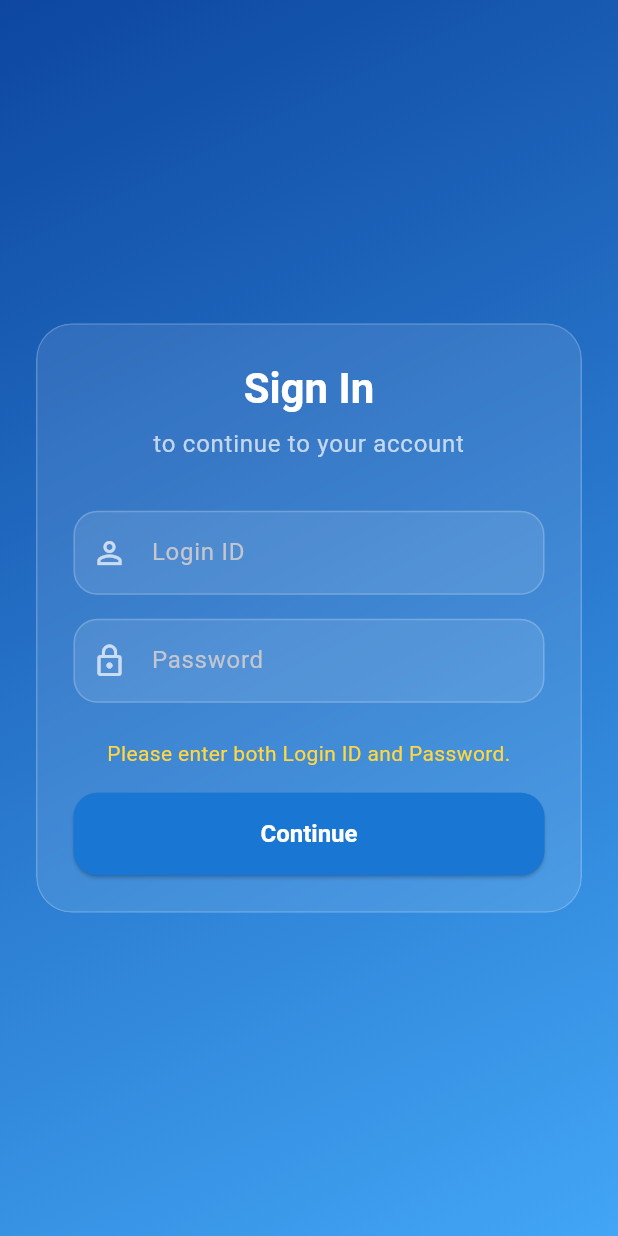
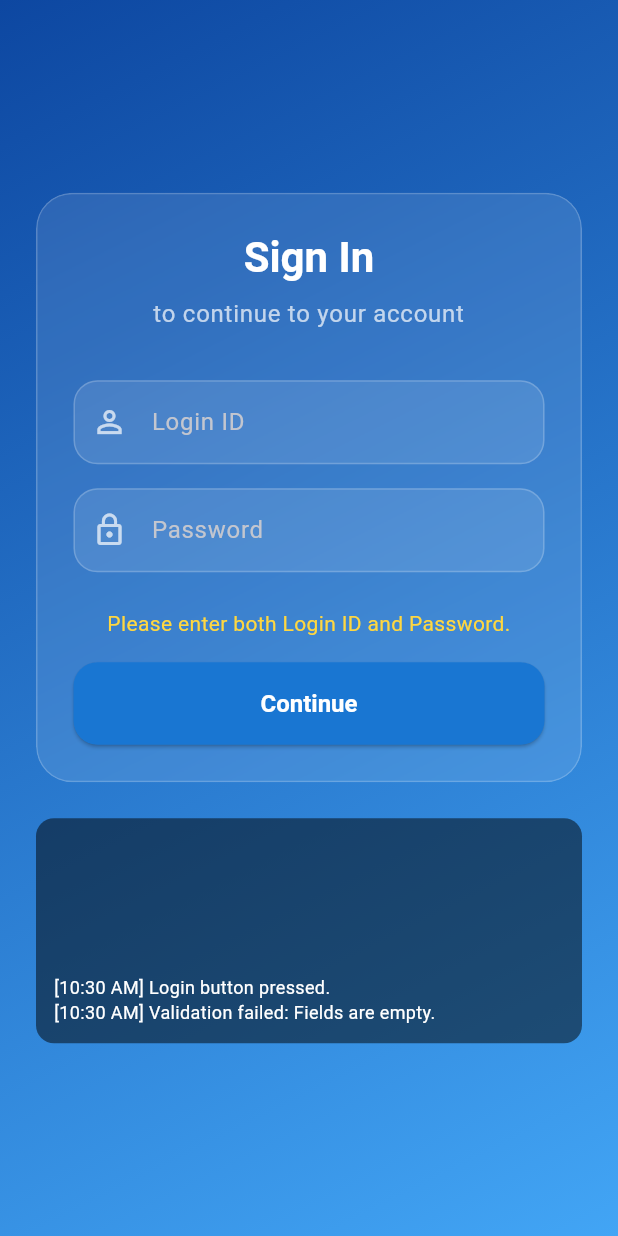
Before and after one commit to habibieebhy/assetarchiverflutter, a Flutter app: the screen it shows after launch, after a tap on "Continue", on a phone screen of 412 x 824 dp. Run offline on Flutter 3.47's test engine with Material 3 defaults, Android fonts, the phone set to English and light mode, and no system bars; drawn by our look-alikes of flutter_animate; our stand-ins replace google_fonts.

```diff
--- a/lib/models/employee_model.dart
+++ b/lib/models/employee_model.dart
@@ -1,20 +1,13 @@
 import 'dart:convert';
 
-/// A function to decode a JSON string into an Employee object.
 Employee employeeFromJson(String str) => Employee.fromJson(json.decode(str));
-
-/// A function to encode an Employee object into a JSON string.
 String employeeToJson(Employee data) => json.encode(data.toJson());
 
-/// Represents the user/employee data structure received from the API.
-/// This model is designed to hold the user information after a successful login.
 class Employee {
-  final int id;
-  // These fields are based on standard user objects.
-  // Add or remove fields to match your actual API response for the 'user' object.
-  final String? name;
+  final String id;
+  final String? name; // This will now be populated with the salesmanLoginId
   final String? email;
-  final String? loginId;
+  final String? loginId; // This will also be the salesmanLoginId
 
   Employee({
     required this.id,
@@ -24,16 +17,21 @@ class Employee {
   });
 
   /// A factory constructor to create an Employee instance from a JSON map.
-  /// This is used to parse the server's response.
-  factory Employee.fromJson(Map<String, dynamic> json) => Employee(
-        id: json["id"],
-        name: json["name"],
-        email: json["email"],
-        loginId: json["loginId"],
-      );
+  /// This now matches the structure of your server's login response.
+  factory Employee.fromJson(Map<String, dynamic> json) {
+    // The server sends 'salesmanLoginId', so we use that.
+    final serverLoginId = json["salesmanLoginId"] as String?;
 
-  /// Converts the Employee instance into a JSON map.
-  /// This is useful for storing the user data in local storage (e.g., shared_preferences).
+    return Employee(
+      id: json["id"]?.toString() ?? '',
+      // Use the server's login ID as the display name, since firstName is not available.
+      name: serverLoginId,
+      email: json["email"] as String?,
+      // Map the server's ID to our model's loginId field.
+      loginId: serverLoginId,
+    );
+  }
+
   Map<String, dynamic> toJson() => {
         "id": id,
         "name": name,
--- a/lib/screens/auth/login_screen.dart
+++ b/lib/screens/auth/login_screen.dart
@@ -3,8 +3,8 @@ import 'package:assetarchiverflutter/models/employee_model.dart';
 import 'package:assetarchiverflutter/api/auth_service.dart';
 import 'package:flutter/material.dart';
 import 'package:flutter_animate/flutter_animate.dart';
+import 'dart:developer' as dev;
 
-// STEP 1: Convert to a StatefulWidget to manage state.
 class LoginScreen extends StatefulWidget {
   const LoginScreen({super.key});
 
@@ -13,28 +13,42 @@ class LoginScreen extends StatefulWidget {
 }
 
 class _LoginScreenState extends State<LoginScreen> {
-  // STEP 2: Create TextEditingControllers to get input from the text fields.
   final _loginIdController = TextEditingController();
   final _passwordController = TextEditingController();
 
-  // STEP 3: Add state variables for loading and error messages.
   bool _isLoading = false;
   String? _errorMessage;
 
+  // --- NEW: On-screen logger ---
+  final List<String> _debugLogs = [];
+
+  // Helper to log messages to the screen and the debug console simultaneously
+  void _log(String message) {
+    // Also log to the actual debug console just in case
+    dev.log(message, name: 'LoginScreen');
+    // Add to our on-screen list and refresh the UI
+    setState(() {
+      _debugLogs.insert(0, '[${TimeOfDay.now().format(context)}] $message');
+    });
+  }
+  // --- END NEW ---
+
   @override
   void dispose() {
-    // Dispose controllers to prevent memory leaks.
     _loginIdController.dispose();
     _passwordController.dispose();
     super.dispose();
   }
 
-  // STEP 4: Create the function to handle the login logic.
   Future<void> _handleLogin() async {
-    // Hide the keyboard
+    _log('Login button pressed.');
     FocusScope.of(context).unfocus();
 
-    if (_loginIdController.text.isEmpty || _passwordController.text.isEmpty) {
+    final loginId = _loginIdController.text.trim();
+    final password = _passwordController.text;
+
+    if (loginId.isEmpty || password.isEmpty) {
+      _log('Validation failed: Fields are empty.');
       setState(() {
         _errorMessage = 'Please enter both Login ID and Password.';
       });
@@ -47,29 +61,26 @@ class _LoginScreenState extends State<LoginScreen> {
     });
 
     try {
-      // Call the AuthService to perform the login.
-      // FIXED: Added the explicit type `Employee` to make the import necessary.
-      final Employee employee = await AuthService().login(
-        _loginIdController.text,
-        _passwordController.text,
-      );
+      _log('Calling AuthService.login...');
+      final Employee employee = await AuthService().login(loginId, password);
 
-      // On success, navigate to the home screen and pass the employee data.
-      // pushNamedAndRemoveUntil clears the navigation stack so the user can't go back.
-      if (mounted) {
+      if (!mounted) {
+        _log('Login successful, but widget is no longer mounted.');
+        return;
+      }
+
+      _log('Login success! Navigating to /home.');
       Navigator.of(context).pushNamedAndRemoveUntil(
         '/home',
-          (route) => false, // This predicate removes all previous routes.
-          arguments: employee, // Pass the logged-in employee object.
+        (route) => false,
+        arguments: employee,
       );
-      }
     } catch (e) {
-      // On failure, update the state to show the error message.
-      setState(() {
-        _errorMessage = e.toString().replaceFirst('Exception: ', '');
-      });
+      _log('Login failed with error: ${e.toString()}');
+      if (!mounted) return;
+      final msg = e.toString().replaceFirst('Exception: ', '');
+      setState(() => _errorMessage = msg);
     } finally {
-      // Ensure the loading indicator is turned off, even if an error occurs.
       if (mounted) {
         setState(() {
           _isLoading = false;
@@ -95,7 +106,9 @@ class _LoginScreenState extends State<LoginScreen> {
         child: Center(
           child: SingleChildScrollView(
             padding: const EdgeInsets.all(24.0),
-            child: ClipRRect(
+            child: Column(
+              children: [
+                ClipRRect(
                   borderRadius: BorderRadius.circular(24.0),
                   child: BackdropFilter(
                     filter: ImageFilter.blur(sigmaX: 15.0, sigmaY: 15.0),
@@ -110,71 +123,54 @@ class _LoginScreenState extends State<LoginScreen> {
                         mainAxisSize: MainAxisSize.min,
                         crossAxisAlignment: CrossAxisAlignment.stretch,
                         children: [
-                      Text(
-                        'Sign In',
-                        textAlign: TextAlign.center,
-                        style: textTheme.headlineMedium?.copyWith(
-                          fontWeight: FontWeight.bold,
-                          color: Colors.white,
-                        ),
-                      ),
+                          Text('Sign In', textAlign: TextAlign.center, style: textTheme.headlineMedium?.copyWith(fontWeight: FontWeight.bold, color: Colors.white)),
                           const SizedBox(height: 8),
-                      Text(
-                        'to continue to your account',
-                        textAlign: TextAlign.center,
-                        style: textTheme.bodyLarge?.copyWith(
-                          color: Colors.white.withAlpha(179),
-                        ),
-                      ),
+                          Text('to continue to your account', textAlign: TextAlign.center, style: textTheme.bodyLarge?.copyWith(color: Colors.white.withAlpha(179))),
                           const SizedBox(height: 32),
-                      // Assign the controller to the TextField.
-                      TextField(
-                        controller: _loginIdController,
-                        decoration: const InputDecoration(
-                          labelText: 'Login ID',
-                          prefixIcon: Icon(Icons.person_outline),
-                        ),
-                        keyboardType: TextInputType.text,
-                        textInputAction: TextInputAction.next,
-                      ),
+                          TextField(controller: _loginIdController, decoration: const InputDecoration(labelText: 'Login ID', prefixIcon: Icon(Icons.person_outline)), keyboardType: TextInputType.text, textInputAction: TextInputAction.next),
                           const SizedBox(height: 16),
-                      // Assign the controller to the TextField.
-                      TextField(
-                        controller: _passwordController,
-                        decoration: const InputDecoration(
-                          labelText: 'Password',
-                          prefixIcon: Icon(Icons.lock_outline),
-                        ),
-                        obscureText: true,
-                        onSubmitted: (_) => _handleLogin(),
-                      ),
+                          TextField(controller: _passwordController, decoration: const InputDecoration(labelText: 'Password', prefixIcon: Icon(Icons.lock_outline)), obscureText: true, onSubmitted: (_) => _handleLogin()),
                           const SizedBox(height: 24),
-                      // Show an error message if it exists.
                           if (_errorMessage != null)
                             Padding(
                               padding: const EdgeInsets.only(bottom: 16.0),
-                          child: Text(
-                            _errorMessage!,
-                            textAlign: TextAlign.center,
-                            style: const TextStyle(color: Colors.amberAccent),
+                              child: Text(_errorMessage!, textAlign: TextAlign.center, style: const TextStyle(color: Colors.amberAccent)),
+                            ),
+                          _isLoading
+                              ? const Center(child: CircularProgressIndicator())
+                              : ElevatedButton(onPressed: _handleLogin, child: const Text('Continue')),
+                        ],
                       ),
                     ),
-                      // Show a progress indicator or the button.
-                      _isLoading
-                          ? const Center(child: CircularProgressIndicator())
-                          : ElevatedButton(
-                              // Call your login handler.
-                              onPressed: _handleLogin,
-                              child: const Text('Continue'),
+                  ),
+                ).animate().fadeIn(duration: 500.ms).scale(begin: const Offset(0.9, 0.9)),
+
+                // --- NEW: On-screen log viewer ---
+                if (_debugLogs.isNotEmpty)
+                  Container(
+                    margin: const EdgeInsets.only(top: 24),
+                    padding: const EdgeInsets.all(12),
+                    height: 150,
+                    decoration: BoxDecoration(
+                      color: Colors.black.withOpacity(0.5),
+                      borderRadius: BorderRadius.circular(12),
+                    ),
+                    child: ListView.builder(
+                      reverse: true,
+                      itemCount: _debugLogs.length,
+                      itemBuilder: (context, index) {
+                        return Text(
+                          _debugLogs[index],
+                          style: const TextStyle(color: Colors.white, fontSize: 12),
+                        );
+                      },
+                    ),
                   ),
               ],
             ),
           ),
         ),
       ),
-          ).animate().fadeIn(duration: 500.ms).scale(begin: const Offset(0.9, 0.9)),
-        ),
-      ),
     );
   }
 }
```
Also changed, not shown: lib/api/auth_service.dart (+42 -26 lines), 1 other file. Lines whose indentation alone changed are shown as unchanged.
